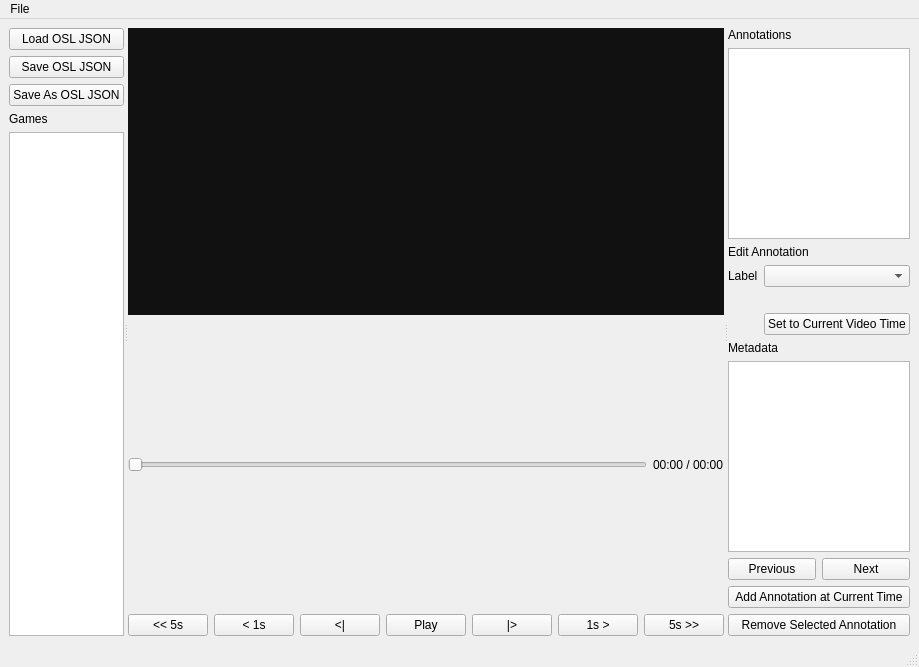
Above: osl_visualizer/ui/mainwindow.ui from OpenSportsLab/DatasetAnnotationTool before the change. Below: the same form after it.
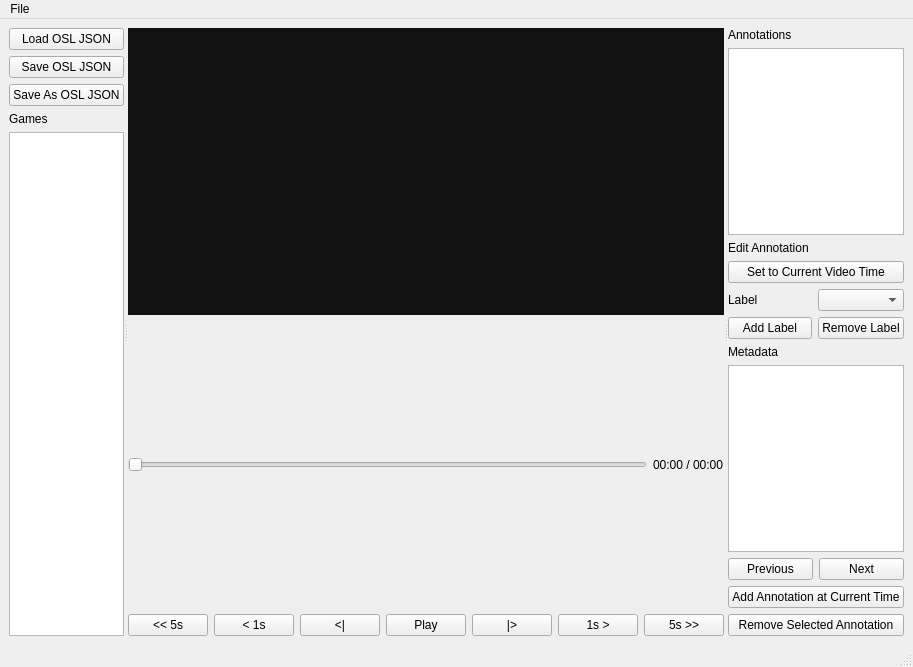
That is the form after the change.

Commit message: add/remove labels

Patch:
```diff
--- a/osl_visualizer/ui/mainwindow.ui
+++ b/osl_visualizer/ui/mainwindow.ui
@@ -6,7 +6,7 @@
    <rect>
     <x>0</x>
     <y>0</y>
-    <width>862</width>
+    <width>883</width>
     <height>667</height>
    </rect>
   </property>
@@ -130,29 +130,38 @@
          </widget>
         </item>
         <item>
-         <layout class="QFormLayout" name="formLayout">
-          <item row="0" column="0">
+         <layout class="QGridLayout" name="gridLayout_2">
+          <item row="2" column="0">
+           <widget class="QPushButton" name="addLabelButton">
+            <property name="text">
+             <string>Add Label</string>
+            </property>
+           </widget>
+          </item>
+          <item row="1" column="0">
            <widget class="QLabel" name="labelLabel">
             <property name="text">
              <string>Label</string>
             </property>
            </widget>
           </item>
-          <item row="0" column="1">
-           <widget class="QComboBox" name="labelComboBox"/>
-          </item>
-          <item row="1" column="1">
-  <widget class="QLabel" name="annotationTimeLabel"/>
-</item>
-<item row="2" column="1">
+          <item row="0" column="0" colspan="2">
   <widget class="QPushButton" name="setTimeToVideoButton">
     <property name="text">
       <string>Set to Current Video Time</string>
     </property>
   </widget>
 </item>
-
-
+          <item row="1" column="1">
+           <widget class="QComboBox" name="labelComboBox"/>
+          </item>
+          <item row="2" column="1">
+           <widget class="QPushButton" name="removeLabelButton">
+            <property name="text">
+             <string>Remove Label</string>
+            </property>
+           </widget>
+          </item>
          </layout>
         </item>
         <item>
@@ -212,7 +221,7 @@
     <rect>
      <x>0</x>
      <y>0</y>
-     <width>862</width>
+     <width>883</width>
      <height>37</height>
     </rect>
    </property>
```
Left out of the diff: 56 changed lines with no effect on the pictures. Lines whose indentation alone changed are shown as unchanged. The commit also changes 1 other file.
